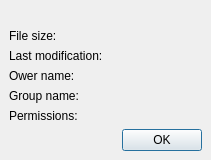
Qt form dialog/propertydialog.ui (flysnow010/flyscp) before a commit.
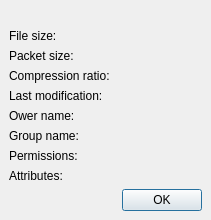
The same form after that commit.

Commit message: add support for CompressFileInfo

The edit to the form file:
```diff
--- a/dialog/propertydialog.ui
+++ b/dialog/propertydialog.ui
@@ -7,7 +7,7 @@
     <x>0</x>
     <y>0</y>
     <width>211</width>
-    <height>148</height>
+    <height>202</height>
    </rect>
   </property>
   <property name="windowTitle">
@@ -40,6 +40,20 @@
      </property>
     </widget>
    </item>
+   <item>
+    <widget class="QLabel" name="labelPacketedSize">
+     <property name="text">
+      <string>Packet size:</string>
+     </property>
+    </widget>
+   </item>
+   <item>
+    <widget class="QLabel" name="labelCompressionRatio">
+     <property name="text">
+      <string>Compression ratio:</string>
+     </property>
+    </widget>
+   </item>
    <item>
     <widget class="QLabel" name="labelDate">
      <property name="text">
@@ -68,6 +82,13 @@
      </property>
     </widget>
    </item>
+   <item>
+    <widget class="QLabel" name="labelAttributes">
+     <property name="text">
+      <string>Attributes:</string>
+     </property>
+    </widget>
+   </item>
    <item>
     <widget class="QDialogButtonBox" name="buttonBox">
      <property name="orientation">
```
The commit also changes 2 other files.
